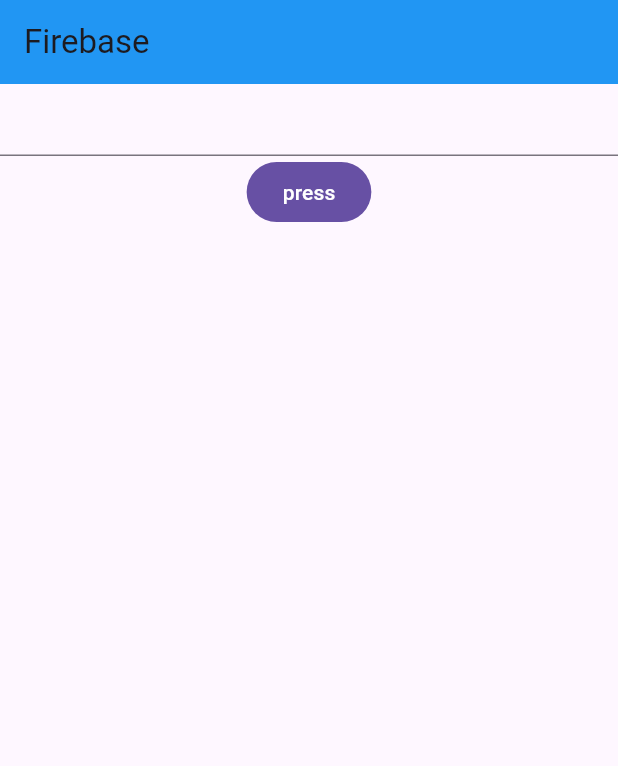
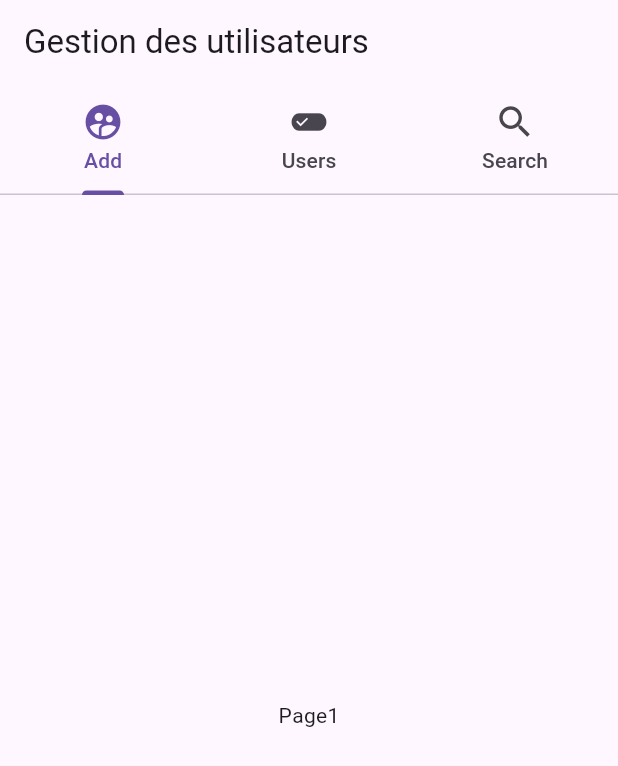
Before and after one commit to ilhambou/Flutter_crud_app, a Flutter app: the screen it shows after launch, on a phone screen of 412 x 824 dp. Shown: the top 766 px of the screen. Run offline on Flutter 3.47's test engine with Material 3 defaults, Android fonts, the phone set to English and light mode, and no system bars; our stand-ins replace cloud_firestore, firebase_core; accounts and stored records are empty.

```diff
--- a/lib/main.dart
+++ b/lib/main.dart
@@ -2,53 +2,23 @@ import 'package:flutter/material.dart';
 import 'package:firebase_core/firebase_core.dart';
 import 'firebase_options.dart';
 import 'package:cloud_firestore/cloud_firestore.dart';
-
-
-Future<void> main() async{
+import 'screens/controle.page.dart';
+Future<void> main() async {
   await Firebase.initializeApp(
     options: DefaultFirebaseOptions.currentPlatform,
   );
   runApp(const MyApp());
 }
 
-class MyApp extends StatefulWidget{
-  const MyApp({super.key});
-  @override
-
-  State<MyApp> createState() => _MyAppState();
-}
-
-class _MyAppState extends State<MyApp>
-{
-
-  TextEditingController _textEditingController = TextEditingController();
-  FirebaseFirestore _firebaseFirestore = FirebaseFirestore.instance;
+class MyApp extends StatelessWidget {
+  const MyApp({Key? key}) : super(key: key);
 
   @override
   Widget build(BuildContext context) {
     return MaterialApp(
-      home: Scaffold(
-        appBar: AppBar(
-          backgroundColor: Colors.blue,
-          title: Text("Firebase"),
-        ),
-        body: Center(
-          child: Column(
-            children:[
-              TextField(
-                controller: _textEditingController,
-              ),
-              FilledButton(onPressed:(){
-                final user = <String, dynamic>{
-                  "Total_amount": _textEditingController.text,
-                };
-                _firebaseFirestore.collection("cash").add(user);
-
-              },child: Text("press")
-              )
-            ]
-          )
-        ),
+      home: ControlPage(),
+      theme: ThemeData(
+        primarySwatch: Colors.blue,
       ),
     );
   }
--- /dev/null
+++ b/lib/screens/controle.page.dart
@@ -0,0 +1,31 @@
+import 'package:flutter/material.dart';
+
+class ControlPage extends StatelessWidget {
+  const ControlPage({Key? key}) : super(key: key);
+
+  @override
+  Widget build(BuildContext context) {
+    return DefaultTabController(
+      length: 3,
+      child: Scaffold(
+        appBar: AppBar(
+          title: Text('Gestion des utilisateurs'),
+          bottom: TabBar(
+            tabs: [
+              Tab(icon: Icon(Icons.supervised_user_circle_sharp, size: 28,), text: 'Add'),
+              Tab(icon: Icon(Icons.edit_attributes, size: 28,), text: 'Users'),
+              Tab(icon: Icon(Icons.search, size: 28,), text: 'Search'),
+            ],
+          ),
+        ),
+        body: TabBarView(
+          children: const [
+            Center(child: Text('Page1'),),
+            Center(child: Text('Page2'),),
+            Center(child: Text('Page3'),),
+          ],
+        ),
+      ),
+    );
+  }
+}
```
